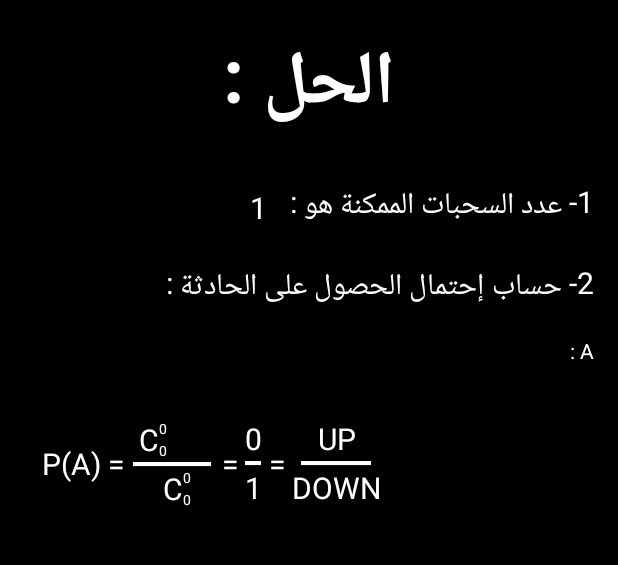
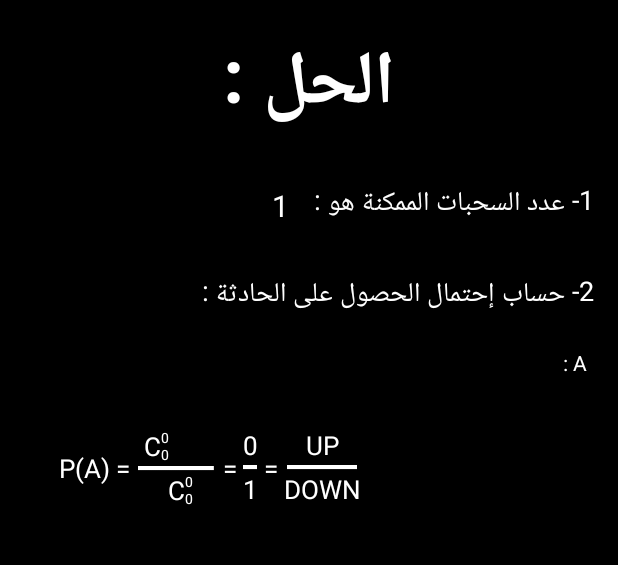
Before and after one commit to kheirouBMT/Probabilis, an Android app: the result screen opened directly, with no data from a screen before it, on a phone screen of 412 x 824 dp, the part 84-649 px from its top. Run offline under Robolectric (Android 15) with nearby library versions, the phone set to English and light mode, and no system bars; 3 statements that could not run were skipped.

Commit message:
100% together trying to catch a problem

```diff
--- a/app/src/main/java/com/example/probabilis/inputs.java
+++ b/app/src/main/java/com/example/probabilis/inputs.java
@@ -16,8 +16,6 @@ import android.widget.Toast;
 import java.util.ArrayList;
 
 public class inputs extends AppCompatActivity {
-    public static final String Re = "com.example.inputs.Re";
-    public static final String allballs = "com.example.inputs.allballs";
 
     EditText Red, Blue, Green, Yellow, White, Black;
     TextView re;
@@ -188,10 +186,6 @@ public class inputs extends AppCompatActivity {
         }
         else {
             Intent intent = new Intent(this, type.class);
-            intent.putExtra(Re, Result);
-            intent.putExtra(allballs, allBalls);
-
-
             startActivity(intent);
         }
 
--- a/app/src/main/java/com/example/probabilis/result.java
+++ b/app/src/main/java/com/example/probabilis/result.java
@@ -23,6 +23,7 @@ public class result extends AppCompatActivity {
     androidx.constraintlayout.widget.ConstraintLayout actionOne,actionTwo,actionThree,B,C;
     ArrayList<String> Colors = new ArrayList<>();
     ArrayList<String> numbers = new ArrayList<>();
+    ImageView div2,div3;
     @SuppressLint({"CutPasteId", "SetTextI18n"})
     @Override
     protected void onCreate(Bundle savedInstanceState) {
@@ -68,6 +69,9 @@ public class result extends AppCompatActivity {
         inputsC = findViewById(R.id.inputsC);
         B=findViewById(R.id.B2);
         C=findViewById(R.id.C);
+        // dividers
+        div2 = findViewById(R.id.div2);
+        div3 = findViewById(R.id.div3);
         // start of the code
         C01 = findViewById(R.id.C01);
         C02 = findViewById(R.id.C02);
@@ -227,6 +231,7 @@ public class result extends AppCompatActivity {
         if(togetherF.numberOfPart>=2){
             actionTwo.setVisibility(View.VISIBLE);
             B.setVisibility(View.VISIBLE);
+            div2.setVisibility(View.VISIBLE);
         }
         if(numberOfLines2==1 & togetherF.numberOfPart==2){
             C2_sec.setVisibility(View.GONE);
@@ -313,7 +318,7 @@ public class result extends AppCompatActivity {
                 DOWN1_sec.setText(String.valueOf(down1_sec));
 
             }
-            inputsA.setText(numbers.get((togetherF.var2One)-1) + " تحمل " + Colors.get((togetherF.index21)-1)
+            inputsB.setText(numbers.get((togetherF.var2One)-1) + " تحمل " + Colors.get((togetherF.index21)-1)
                     + " و " + numbers.get((togetherF.var2Two)-1) + " تحمل " + Colors.get((togetherF.index22)-1)
                     + " و " + numbers.get((togetherF.var2Three)-1) + " تحمل " + Colors.get((togetherF.index23)-1));
         }
@@ -321,6 +326,7 @@ public class result extends AppCompatActivity {
             actionTwo.setVisibility(View.VISIBLE);
             actionThree.setVisibility(View.VISIBLE);
             C.setVisibility(View.VISIBLE);
+            div3.setVisibility(View.VISIBLE);
         }
         if(numberOfLines3==1 & togetherF.numberOfPart==3){
             C2_trd.setVisibility(View.GONE);
--- a/app/src/main/res/layout/activity_inputs.xml
+++ b/app/src/main/res/layout/activity_inputs.xml
@@ -5,7 +5,6 @@
     android:layout_width="match_parent"
     android:layout_height="match_parent"
     android:background="@color/black"
-    android:onClick="keyboard"
     tools:context=".inputs">
 
     <Button
--- a/app/src/main/res/layout/activity_result.xml
+++ b/app/src/main/res/layout/activity_result.xml
@@ -42,6 +42,7 @@
             <androidx.constraintlayout.widget.ConstraintLayout
                 android:layout_width="match_parent"
                 android:layout_height="match_parent">
+
                 <TextView
                     android:id="@+id/textView5"
                     android:layout_width="wrap_content"
@@ -49,7 +50,7 @@
                     android:layout_marginEnd="16dp"
                     android:text="1- عدد السحبات الممكنة هو : "
                     android:textColor="#FDFDFD"
-                    android:textSize="20sp"
+                    android:textSize="18sp"
                     app:layout_constraintEnd_toEndOf="parent"
                     app:layout_constraintTop_toTopOf="parent" />
 
@@ -69,25 +70,29 @@
             <Space
                 android:layout_width="match_parent"
                 android:layout_height="20dp"/>
+
             <androidx.constraintlayout.widget.ConstraintLayout
                 android:layout_width="match_parent"
-                android:layout_height="match_parent">
+                android:layout_height="match_parent"
+                android:paddingVertical="10dp">
+
                 <TextView
                     android:layout_width="wrap_content"
                     android:layout_height="wrap_content"
                     android:layout_marginEnd="16dp"
                     android:text="2- حساب إحتمال الحصول على الحادثة : "
+                    android:textColor="@color/white"
+                    android:textSize="18sp"
                     app:layout_constraintEnd_toEndOf="parent"
-                    app:layout_constraintTop_toTopOf="parent"
-                    android:textColor="@color/white"
-                    android:textSize="20sp"/>
+                    app:layout_constraintTop_toTopOf="parent" />
             </androidx.constraintlayout.widget.ConstraintLayout>
 
             <androidx.constraintlayout.widget.ConstraintLayout
                 android:id="@+id/A1"
                 android:layout_width="match_parent"
                 android:layout_height="wrap_content"
-                android:paddingVertical="15dp">
+                android:paddingHorizontal="5dp"
+                android:paddingVertical="10dp">
 
                 <TextView
                     android:id="@+id/A_"
@@ -117,49 +122,55 @@
                     app:layout_constraintVertical_bias="0.0" />
 
             </androidx.constraintlayout.widget.ConstraintLayout>
+
             <androidx.constraintlayout.widget.ConstraintLayout
                 android:id="@+id/actionOne"
                 android:layout_width="match_parent"
-                android:layout_height="wrap_content">
+                android:layout_height="wrap_content"
+                android:paddingHorizontal="5dp">
+
                 <TextView
                     android:id="@+id/testing"
                     android:layout_width="wrap_content"
                     android:layout_height="wrap_content"
                     android:text="P(A) = "
                     android:textColor="@color/white"
-                    android:textSize="20sp"
+                    android:textSize="17sp"
                     app:layout_constraintBottom_toBottomOf="parent"
                     app:layout_constraintEnd_toStartOf="@+id/Re"
                     app:layout_constraintHorizontal_bias="1.0"
                     app:layout_constraintStart_toStartOf="parent"
                     app:layout_constraintTop_toTopOf="@+id/Re"
                     app:layout_constraintVertical_bias="0.506" />
+
                 <TextView
                     android:id="@+id/textView8"
                     android:layout_width="wrap_content"
                     android:layout_height="wrap_content"
                     android:text=" = "
                     android:textColor="@color/white"
-                    android:textSize="20sp"
+                    android:textSize="17sp"
                     app:layout_constraintBottom_toBottomOf="parent"
                     app:layout_constraintEnd_toEndOf="parent"
                     app:layout_constraintHorizontal_bias="0"
                     app:layout_constraintStart_toEndOf="@+id/Re"
                     app:layout_constraintTop_toTopOf="parent"
                     app:layout_constraintVertical_bias="0.506" />
+
                 <TextView
                     android:id="@+id/textView9"
                     android:layout_width="wrap_content"
                     android:layout_height="wrap_content"
                     android:text=" = "
                     android:textColor="@color/white"
-                    android:textSize="20sp"
+                    android:textSize="17sp"
                     app:layout_constraintBottom_toBottomOf="parent"
                     app:layout_constraintEnd_toEndOf="parent"
                     app:layout_constraintHorizontal_bias="0"
                     app:layout_constraintStart_toEndOf="@+id/Re2"
                     app:layout_constraintTop_toTopOf="parent"
                     app:layout_constraintVertical_bias="0.506" />
+
                 <androidx.constraintlayout.widget.ConstraintLayout
                     android:id="@+id/Re"
                     android:layout_width="wrap_content"
@@ -177,7 +188,7 @@
                         android:layout_height="wrap_content"
                         android:text="C"
                         android:textColor="@color/white"
-                        android:textSize="20sp"
+                        android:textSize="17sp"
                         app:layout_constraintBottom_toTopOf="@+id/line"
                         app:layout_constraintEnd_toEndOf="parent"
                         app:layout_constraintHorizontal_bias="0.128"
@@ -194,6 +205,7 @@
                         app:layout_constraintHorizontal_bias="0.0"
                         app:layout_constraintStart_toEndOf="@+id/C1"
                         app:layout_constraintTop_toTopOf="@+id/C1" />
+
                     <TextView
                         android:id="@+id/C12"
                         android:layout_width="wrap_content"
@@ -213,7 +225,7 @@
                         android:gravity="center"
                         android:text=" + C"
                         android:textColor="@color/white"
-                        android:textSize="20sp"
+                        android:textSize="17sp"
                         app:layout_constraintBottom_toTopOf="@+id/line"
                         app:layout_constraintEnd_toEndOf="parent"
                         app:layout_constraintHorizontal_bias="0.046"
@@ -230,6 +242,7 @@
                         app:layout_constraintHorizontal_bias="0.0"
                         app:layout_constraintStart_toEndOf="@+id/C2"
                         app:layout_constraintTop_toTopOf="@+id/C2" />
+
                     <TextView
                         android:id="@+id/C22"
                         android:layout_width="wrap_content"
@@ -242,6 +255,7 @@
                         app:layout_constraintEnd_toEndOf="parent"
                         app:layout_constraintHorizontal_bias="0.0"
                         app:layout_constraintStart_toEndOf="@+id/C2" />
+
                     <TextView
                         android:id="@+id/C3"
                         android:layout_width="wrap_content"
@@ -249,11 +263,12 @@
                         android:gravity="center"
                         android:text=" + C"
                         android:textColor="@color/white"
-                        android:textSize="20sp"
+                        android:textSize="17sp"
                         app:layout_constraintBottom_toTopOf="@+id/line"
                         app:layout_constraintEnd_toEndOf="parent"
                         app:layout_constraintHorizontal_bias="0.125"
                         app:layout_constraintStart_toEndOf="@+id/C2" />
+
                     <TextView
                         android:id="@+id/C31"
                         android:layout_width="wrap_content"
@@ -265,6 +280,7 @@
                         app:layout_constraintHorizontal_bias="0.0"
                         app:layout_constraintStart_toEndOf="@+id/C3"
                         app:layout_constraintTop_toTopOf="@+id/C3" />
+
                     <TextView
                         android:id="@+id/C32"
                         android:layout_width="wrap_content"
@@ -277,6 +293,7 @@
                         app:layout_constraintEnd_toEndOf="parent"
                         app:layout_constraintHorizontal_bias="0.083"
                         app:layout_constraintStart_toEndOf="@+id/C3" />
+
                     <TextView
                         android:id="@+id/C4"
                         android:layout_width="wrap_content"
@@ -284,11 +301,12 @@
                         android:gravity="center"
                         android:text=" + C"
                         android:textColor="@color/white"
-                        android:textSize="20sp"
+                        android:textSize="17sp"
                         app:layout_constraintBottom_toTopOf="@+id/line"
                         app:layout_constraintEnd_toEndOf="parent"
                         app:layout_constraintHorizontal_bias="0.125"
                         app:layout_constraintStart_toEndOf="@+id/C3" />
+
                     <TextView
                         android:id="@+id/C41"
                         android:layout_width="wrap_content"
@@ -300,6 +318,7 @@
                         app:layout_constraintHorizontal_bias="0.0"
                         app:layout_constraintStart_toEndOf="@+id/C4"
                         app:layout_constraintTop_toTopOf="@+id/C4" />
+
                     <TextView
                         android:id="@+id/C42"
                         android:layout_width="wrap_content"
@@ -312,16 +331,18 @@
                         app:layout_constraintEnd_toEndOf="parent"
                         app:layout_constraintHorizontal_bias="0.0"
                         app:layout_constraintStart_toEndOf="@+id/C4" />
+
                     <TextView
                         android:id="@+id/C0"
                         android:layout_width="wrap_content"
                         android:layout_height="wrap_content"
                         android:text="C"
                         android:textColor="@color/white"
-                        android:textSize="20sp"
+                        android:textSize="17sp"
                         app:layout_constraintEnd_toEndOf="parent"
                         app:layout_constraintStart_toStartOf="parent"
                         app:layout_constraintTop_toBottomOf="@+id/line" />
+
                     <TextView
                         android:id="@+id/C01"
                         android:layout_width="wrap_content"
@@ -333,6 +354,7 @@
                         app:layout_constraintHorizontal_bias="0.0"
                         app:layout_constraintStart_toEndOf="@+id/C0"
                         app:layout_constraintTop_toTopOf="@+id/C0" />
+
                     <TextView
                         android:id="@+id/C02"
                         android:layout_width="wrap_content"
@@ -358,6 +380,7 @@
                         app:layout_constraintTop_toTopOf="parent"
                         app:layout_constraintVertical_bias="0.505" />
                 </androidx.constraintlayout.widget.ConstraintLayout>
+
                 <androidx.constraintlayout.widget.ConstraintLayout
                     android:id="@+id/Re2"
                     android:layout_width="wrap_content"
@@ -368,6 +391,7 @@
                     app:layout_constraintStart_toEndOf="@+id/textView8"
                     app:layout_constraintTop_toTopOf="parent"
                     app:layout_constraintVertical_bias="0.0">
+
                     <ImageView
                         android:id="@+id/line2"
                         android:layout_width="50dp"
@@ -377,23 +401,25 @@
                         app:layout_constraintEnd_toEndOf="parent"
                         app:layout_constraintStart_toStartOf="parent"
                         app:layout_constraintTop_toTopOf="parent" />
+
                     <TextView
                         android:id="@+id/down1"
                         android:layout_width="wrap_content"
                         android:layout_height="wrap_content"
                         android:text="DOWN"
                         android:textColor="@color/white"
-                        android:textSize="20sp"
+                        android:textSize="17sp"
                         app:layout_constraintEnd_toEndOf="parent"
                         app:layout_constraintStart_toStartOf="parent"
                         app:layout_constraintTop_toBottomOf="@+id/line2" />
+
                     <TextView
                         android:id="@+id/up1"
                         android:layout_width="wrap_content"
                         android:layout_height="wrap_content"
                         android:text="UP"
                         android:textColor="@color/white"
-                        android:textSize="20sp"
+                        android:textSize="17sp"
                         app:layout_constraintBottom_toTopOf="@+id/line2"
                         app:layout_constraintEnd_toEndOf="parent"
                         app:layout_constraintStart_toStartOf="parent" />
@@ -404,11 +430,9 @@
                     android:layout_width="wrap_content"
                     android:layout_height="100dp"
                     app:layout_constraintBottom_toBottomOf="parent"
-                    app:layout_constraintEnd_toEndOf="parent"
-                    app:layout_constraintHorizontal_bias="0.0"
                     app:layout_constraintStart_toEndOf="@+id/textView9"
-                    app:layout_constraintTop_toTopOf="parent"
-                    app:layout_constraintVertical_bias="0.0">
+                    app:layout_constraintTop_toTopOf="parent">
+
                     <ImageView
                         android:id="@+id/line3"
                         android:layout_width="50dp"
@@ -418,30 +442,37 @@
                         app:layout_constraintEnd_toEndOf="parent"
                         app:layout_constraintStart_toStartOf="parent"
                         app:layout_constraintTop_toTopOf="parent" />
+
                     <TextView
                         android:id="@+id/down2"
                         android:layout_width="wrap_content"
                         android:layout_height="wrap_content"
                         android:text="DOWN"
                         android:textColor="@color/white"
-                        android:textSize="20sp"
+                        android:textSize="17sp"
                         app:layout_constraintEnd_toEndOf="parent"
                         app:layout_constraintStart_toStartOf="parent"
                         app:layout_constraintTop_toBottomOf="@+id/line3" />
+
                     <TextView
                         android:id="@+id/up2"
                         android:layout_width="wrap_content"
                         android:layout_height="wrap_content"
                         android:text="UP"
                         android:textColor="@color/white"
-                        android:textSize="20sp"
+                        android:textSize="17sp"
                         app:layout_constraintBottom_toTopOf="@+id/line3"
                         app:layout_constraintEnd_toEndOf="parent"
                         app:layout_constraintStart_toStartOf="parent" />
                 </androidx.constraintlayout.widget.ConstraintLayout>
 
             </androidx.constraintlayout.widget.ConstraintLayout>
-
+            <ImageView
+                android:id="@+id/div2"
+                android:layout_width="match_parent"
+                android:layout_height="30dp"
+                android:visibility="gone"
+                android:background="@drawable/dividing2"/>
             <androidx.constraintlayout.widget.ConstraintLayout
                 android:id="@+id/B2"
                 android:layout_width="match_parent"
@@ -818,7 +849,12 @@
                         app:layout_constraintStart_toStartOf="parent" />
                 </androidx.constraintlayout.widget.ConstraintLayout>
             </androidx.constraintlayout.widget.ConstraintLayout>
-
+            <ImageView
+                android:id="@+id/div3"
+                android:layout_width="match_parent"
+                android:layout_height="30dp"
+                android:visibility="gone"
+                android:background="@drawable/dividing2"/>
             <androidx.constraintlayout.widget.ConstraintLayout
                 android:id="@+id/C"
                 android:layout_width="match_parent"
--- a/app/src/main/res/layout/activity_type.xml
+++ b/app/src/main/res/layout/activity_type.xml
@@ -58,6 +58,7 @@
         android:layout_height="wrap_content"
         android:layout_marginStart="25dp"
         android:layout_marginBottom="25dp"
+        android:onClick="previous2"
         android:text="السابق"
         android:textColor="#000000"
         android:textColorHighlight="#FF0000"
--- a/app/src/main/res/values-night/themes.xml
+++ b/app/src/main/res/values-night/themes.xml
@@ -2,13 +2,13 @@
     <!-- Base application theme. -->
     <style name="Theme.Probabilis" parent="Theme.MaterialComponents.DayNight.DarkActionBar">
         <!-- Primary brand color. -->
-        <item name="colorPrimary">@color/purple_200</item>
-        <item name="colorPrimaryVariant">@color/purple_700</item>
-        <item name="colorOnPrimary">@color/black</item>
+        <item name="colorPrimary">@color/teal_200</item>
+        <item name="colorPrimaryVariant">@color/teal_700</item>
+        <item name="colorOnPrimary">@color/white</item>
         <!-- Secondary brand color. -->
-        <item name="colorSecondary">@color/teal_200</item>
-        <item name="colorSecondaryVariant">@color/teal_200</item>
-        <item name="colorOnSecondary">@color/black</item>
+        <item name="colorSecondary">@color/purple_500</item>
+        <item name="colorSecondaryVariant">@color/purple_700</item>
+        <item name="colorOnSecondary">@color/white</item>
         <!-- Status bar color. -->
         <item name="android:statusBarColor" tools:targetApi="l">?attr/colorPrimaryVariant</item>
         <!-- Customize your theme here. -->
--- a/app/src/main/res/values/themes.xml
+++ b/app/src/main/res/values/themes.xml
@@ -4,7 +4,7 @@
         <!-- Primary brand color. -->
         <item name="colorPrimary">@color/teal_200</item>
         <item name="colorPrimaryVariant">@color/teal_700</item>
-        <item name="colorOnPrimary">@color/black</item>
+        <item name="colorOnPrimary">@color/white</item>
         <!-- Secondary brand color. -->
         <item name="colorSecondary">@color/purple_500</item>
         <item name="colorSecondaryVariant">@color/purple_700</item>
```
Also changed, not shown: app/src/main/java/com/example/probabilis/togetherF.java (+40 -19 lines), app/src/main/java/com/example/probabilis/type.java (+8 -9 lines), app/src/main/res/layout/activity_together_f.xml (+19 -1 lines), app/src/main/res/drawable/dividing.png (added), app/src/main/res/drawable/dividing2.png (added).
